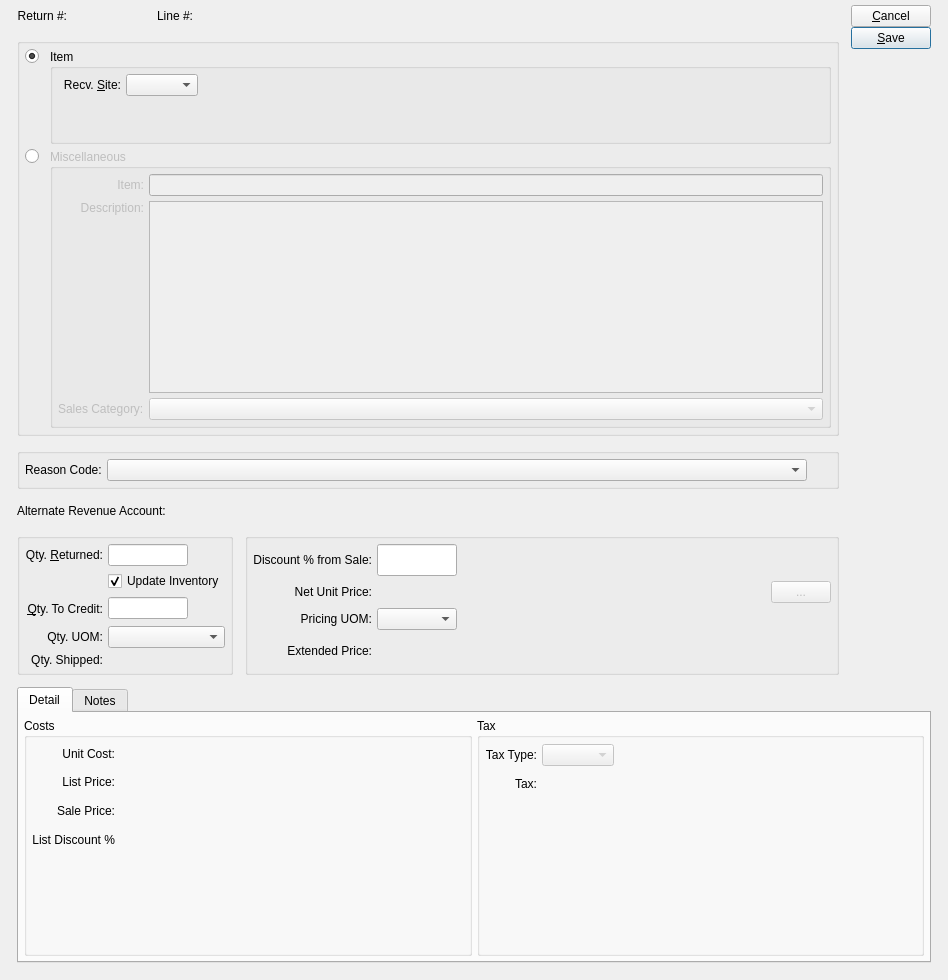
First picture: the form in guiclient/creditMemoItem.ui, repository Pegasus-RPG/xtuple-client, before the edit.
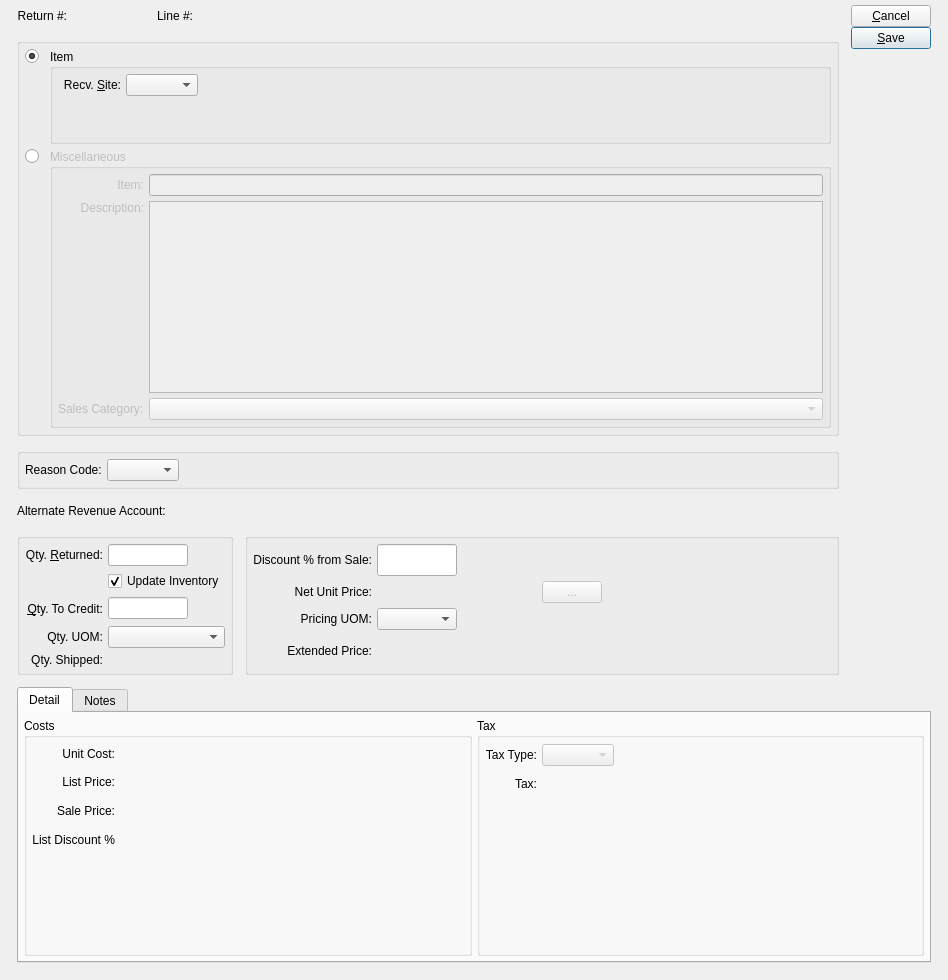
Second picture: the form after the edit. The open tabs and pages were chosen to show the change. Custom widgets are drawn as their Qt base class.

Commit message: issue #26811 - restore combobox and currdisplay settings

```diff
--- a/guiclient/creditMemoItem.ui
+++ b/guiclient/creditMemoItem.ui
@@ -20,9 +20,9 @@
   <property name="windowTitle">
    <string>Sales Credit Memo Item</string>
   </property>
-  <layout class="QGridLayout">
+  <layout class="QGridLayout" name="gridLayout_6">
    <item row="0" column="0">
-    <layout class="QGridLayout">
+    <layout class="QGridLayout" name="gridLayout_7">
      <property name="leftMargin">
       <number>12</number>
      </property>
@@ -323,7 +323,7 @@
        <property name="title">
         <string/>
        </property>
-       <layout class="QGridLayout">
+       <layout class="QGridLayout" name="gridLayout_a">
         <item row="0" column="0">
          <widget class="QLabel" name="_rsnCodeLit">
           <property name="frameShape">
@@ -339,12 +339,6 @@
         </item>
         <item row="0" column="1">
          <widget class="XComboBox" name="_rsnCode">
-          <property name="minimumSize">
-           <size>
-            <width>700</width>
-            <height>0</height>
-           </size>
-          </property>
           <property name="allowNull" stdset="0">
            <bool>true</bool>
           </property>
@@ -505,7 +499,7 @@
        <property name="title">
         <string/>
        </property>
-       <layout class="QGridLayout">
+       <layout class="QGridLayout" name="gridLayout_c">
         <item row="0" column="0">
          <widget class="QLabel" name="_discountFromSalePrcntLit">
           <property name="text">
@@ -561,6 +555,9 @@
             <property name="currencyEditable" stdset="0">
              <bool>false</bool>
             </property>
+            <property name="format">
+             <enum>CurrDisplay::SalesPrice</enum>
+            </property>
            </widget>
           </item>
           <item>
@@ -582,6 +579,22 @@
             </property>
            </widget>
           </item>
+          <item>
+           <spacer>
+            <property name="orientation">
+             <enum>Qt::Horizontal</enum>
+            </property>
+            <property name="sizeType">
+             <enum>QSizePolicy::Expanding</enum>
+            </property>
+            <property name="sizeHint" stdset="0">
+             <size>
+              <width>0</width>
+              <height>20</height>
+             </size>
+            </property>
+           </spacer>
+          </item>
          </layout>
         </item>
         <item row="2" column="0">
```
Left out of the diff: 31 changed lines with no effect on the pictures.
